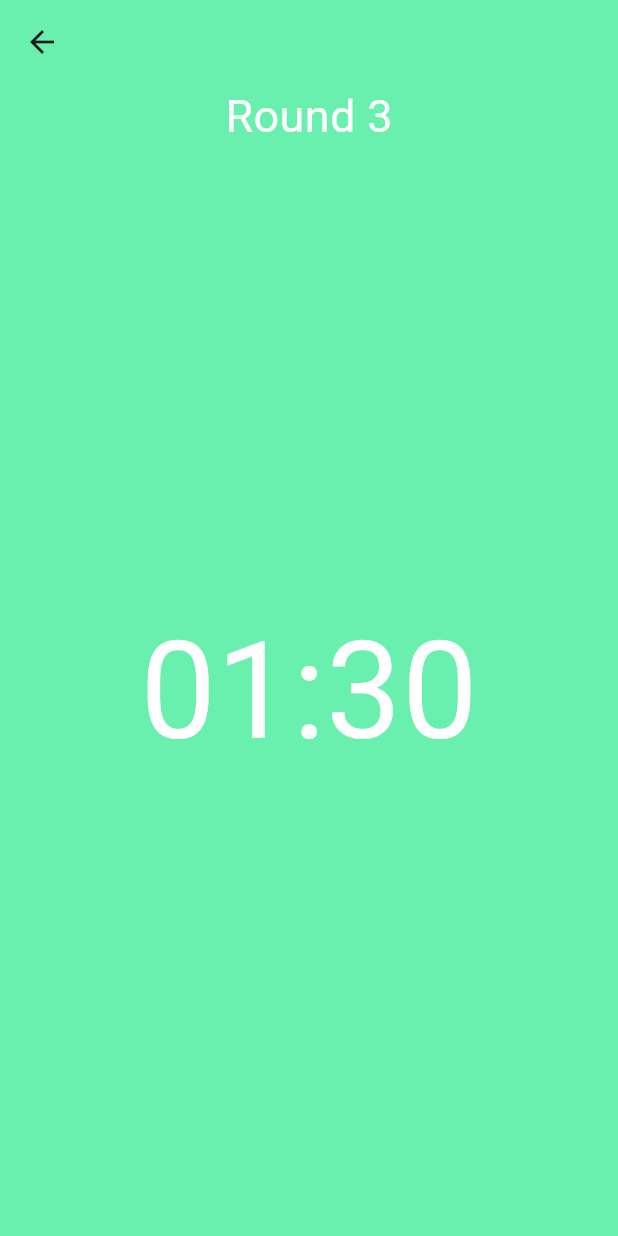
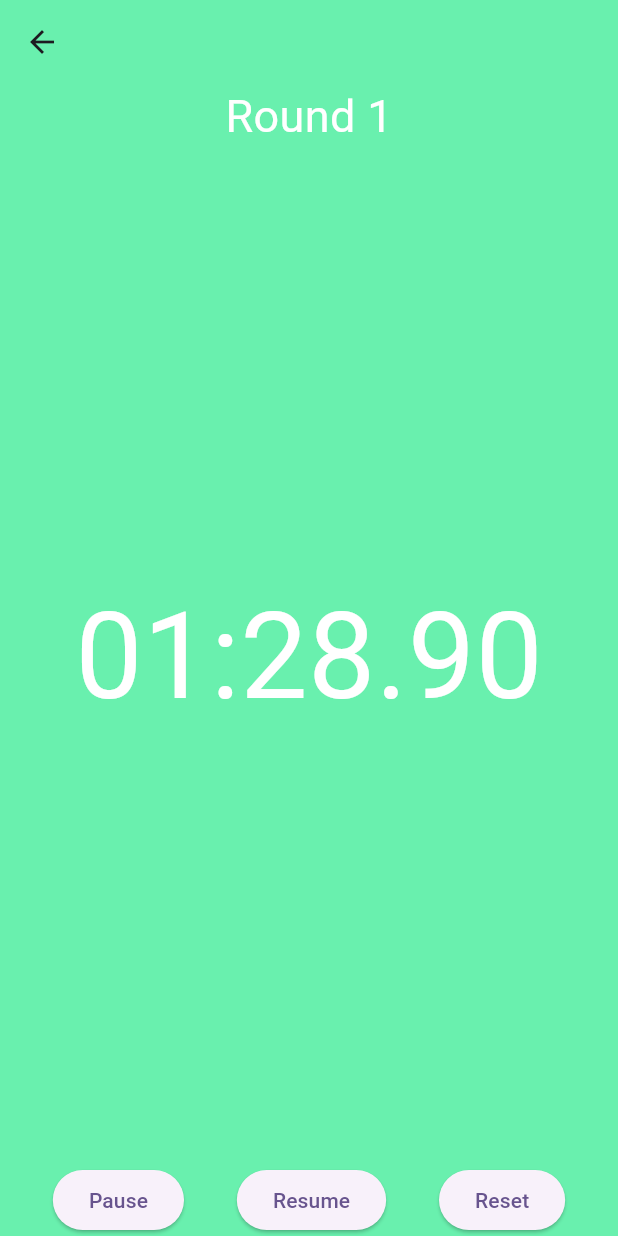
Before and after one commit to LeonardoVelarde/box_round_timer, a Flutter app: the screen it shows after launch, after a tap on "Start", on a phone screen of 412 x 824 dp. Run offline on Flutter 3.47's test engine with Material 3 defaults, Android fonts, the phone set to English and light mode, and no system bars.

Commit message:
improve round timer screen

```diff
--- a/lib/src/components/timer_input.dart
+++ b/lib/src/components/timer_input.dart
@@ -11,6 +11,7 @@ class TimerInput extends StatefulWidget {
   final IconData icon;
 
   const TimerInput({
+    super.key,
     required this.valueInSeconds,
     required this.onValueChanged,
     required this.label,
@@ -25,7 +26,6 @@ class TimerInput extends StatefulWidget {
 
 class _TimerInputState extends State<TimerInput> {
   int _roundLengthInSec = 0;
-  int _roundCounter = 1;
 
   void _changeRoundTimerValue(int seconds) {
     if (_roundLengthInSec + seconds < 0) return;
@@ -33,12 +33,6 @@ class _TimerInputState extends State<TimerInput> {
       _roundLengthInSec += seconds;
     });
     widget.onValueChanged(_roundLengthInSec);
-  }
-
-  void _increaseRoundCounter() {
-    setState(() {
-      _roundCounter++;
-    });
   }
 
   @override
@@ -54,7 +48,7 @@ class _TimerInputState extends State<TimerInput> {
         const Spacer(),
         Column(
           children: [
-            Text('${TimerFormatter.format(_roundLengthInSec)}',
+            Text('${TimerFormatter.formatFromSeconds(_roundLengthInSec)}',
                 textAlign: TextAlign.center,
                 style: const TextStyle(fontSize: 60)),
             Text(widget.label),
--- a/lib/src/screens/round_timer.dart
+++ b/lib/src/screens/round_timer.dart
@@ -1,3 +1,6 @@
+import 'dart:async';
+import 'dart:developer';
+
 import 'package:boxing_round_timer/src/utils/timer_formatter.dart';
 import 'package:flutter/material.dart';
 
@@ -21,6 +24,51 @@ class RoundTimer extends StatefulWidget {
 }
 
 class _RoundTimerState extends State<RoundTimer> {
+  int _roundCounter = 1;
+  Timer? _timer;
+  int _roundLengthInMillies = 0;
+
+  void _increaseRoundCounter() {
+    setState(() {
+      _roundCounter++;
+    });
+  }
+
+  void _startTimer() {
+    _timer = Timer.periodic(const Duration(milliseconds: 20), (timer) {
+      debugPrint(
+          'Round milies: ${TimerFormatter.formatFromMilliseconds(_roundLengthInMillies)}');
+      setState(() {
+        _roundLengthInMillies -= 20;
+      });
+      if (_roundLengthInMillies == 0) {
+        _stopTimer();
+      }
+    });
+  }
+
+  void _stopTimer() {
+    _timer?.cancel();
+  }
+
+  void _resumeTimer() {
+    _startTimer();
+  }
+
+  void _resetTimer() {
+    _stopTimer();
+    setState(() {
+      _roundLengthInMillies = widget.roundSeconds * 1000;
+    });
+  }
+
+  @override
+  void initState() {
+    super.initState();
+    _roundLengthInMillies = widget.roundSeconds * 1000;
+    _startTimer();
+  }
+
   @override
   Widget build(BuildContext context) {
     return Scaffold(
@@ -33,18 +81,29 @@ class _RoundTimerState extends State<RoundTimer> {
           mainAxisAlignment: MainAxisAlignment.center,
           children: <Widget>[
             Text(
-              'Round ${widget.roundCount}',
+              'Round $_roundCounter',
               style: const TextStyle(color: Colors.white, fontSize: 30),
             ),
             const Spacer(),
             Text(
-              TimerFormatter.format(widget.roundSeconds),
+              TimerFormatter.formatFromMilliseconds(_roundLengthInMillies),
               style: const TextStyle(
                 color: Colors.white,
-                fontSize: 90,
+                fontSize: 80,
               ),
             ),
             const Spacer(),
+            Row(
+              mainAxisAlignment: MainAxisAlignment.spaceEvenly,
+              children: [
+                ElevatedButton(
+                    onPressed: _stopTimer, child: const Text('Pause')),
+                ElevatedButton(
+                    onPressed: _resumeTimer, child: const Text('Resume')),
+                ElevatedButton(
+                    onPressed: _resetTimer, child: const Text('Reset')),
+              ],
+            )
           ],
         ),
       ),
--- a/lib/src/utils/timer_formatter.dart
+++ b/lib/src/utils/timer_formatter.dart
@@ -1,6 +1,10 @@
 class TimerFormatter {
-  static String format(int seconds) {
+  static String formatFromSeconds(int seconds) {
     return '${_getFormattedMinutesFromSeconds(seconds)}:${_getFormattedSecondsFromSeconds(seconds)}';
+  }
+
+  static formatFromMilliseconds(int milliseconds) {
+    return '${formatFromSeconds((milliseconds / 1000).floor())}.${((milliseconds % 1000) / 10).floor().toString().padLeft(2, '0')}';
   }
 
   static String _getFormattedMinutesFromSeconds(int seconds) {
```
